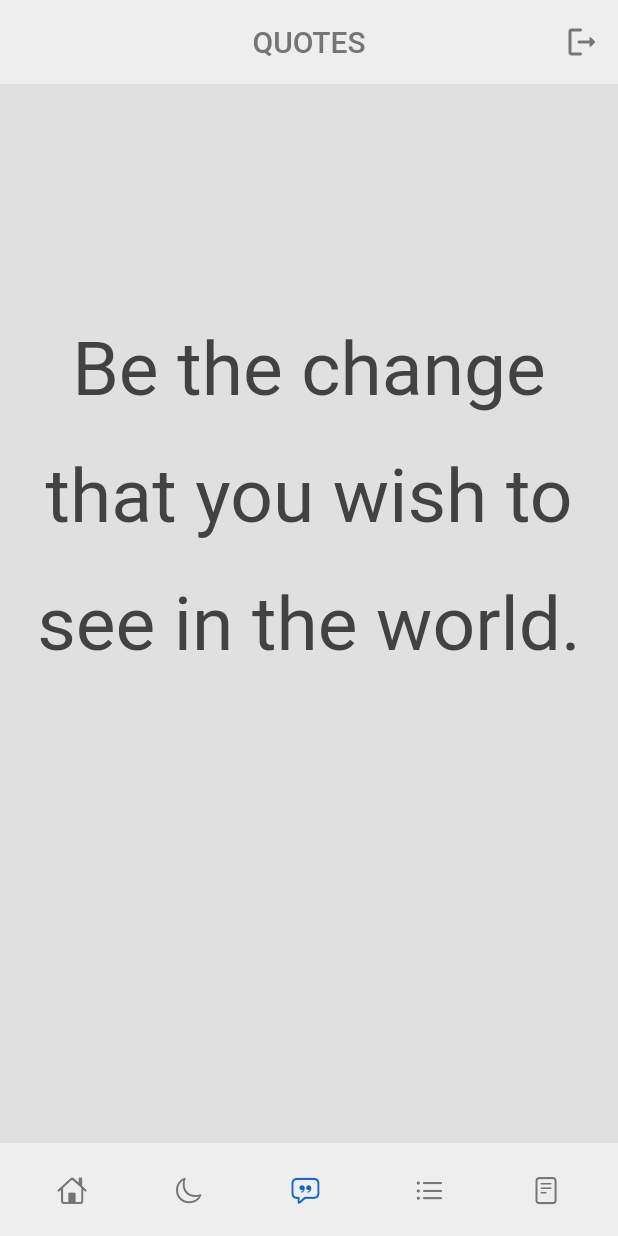
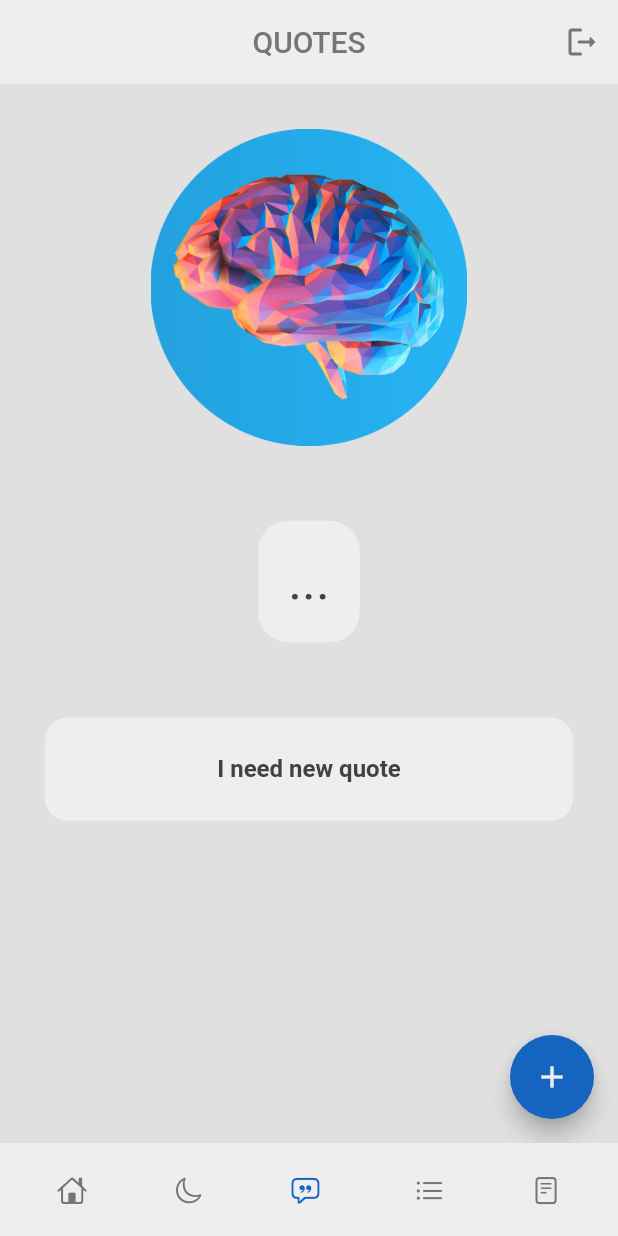
Before and after one commit to shejmanowski/Engineering-Thesis, a Flutter app: the screen it shows once a user with an empty profile is signed in, item 3 of the bottom bar chosen, on a phone screen of 412 x 824 dp. Run offline on Flutter 3.47's test engine with Material 2 defaults, Android fonts, the phone set to English and light mode, and no system bars; drawn by our look-alikes of google_nav_bar; our stand-ins replace cloud_firestore, firebase_auth, firebase_core; accounts and stored records are empty.

Commit message:
add basic quote page

```diff
--- a/source/lib/pages/journal.dart
+++ b/source/lib/pages/journal.dart
@@ -1,6 +1,4 @@
 import 'package:flutter/material.dart';
-import 'package:good_mentality/pages/journal_entry_page.dart';
-import 'package:good_mentality/components/journal_entry_tile.dart';
 
 class JournalPage extends StatelessWidget {
   const JournalPage({super.key});
--- a/source/lib/pages/quotes.dart
+++ b/source/lib/pages/quotes.dart
@@ -1,6 +1,10 @@
-import 'dart:math';
+// ignore_for_file: prefer_const_constructors
 
+import 'package:cloud_firestore/cloud_firestore.dart';
 import 'package:flutter/material.dart';
+import 'package:good_mentality/components/my_button.dart';
+import 'package:good_mentality/components/my_textfield.dart';
+import "dart:math";
 
 class QuotesPage extends StatefulWidget {
   const QuotesPage({super.key});
@@ -10,39 +14,138 @@ class QuotesPage extends StatefulWidget {
 }
 
 class _QuotesPageState extends State<QuotesPage> {
-  final List<String> _quotes = const [
-    "Be the change that you wish to see in the world.",
-    "A day without laughter is a day wasted.",
-    "You talk when you cease to be at peace with your thoughts.",
-    "May you live every day of your life.",
-    "There is nothing either good or bad, but thinking makes it so.",
-  ];
+  final TextEditingController quoteController = TextEditingController();
+  final TextEditingController authorController = TextEditingController();
+  var currentQuote = "...";
 
-  String _pickQuote() {
-    var index = Random().nextInt(5);
-    return _quotes[index];
+  void addQuoteDialogBox() {
+    showDialog(
+      context: context,
+      builder: (context) {
+        return AlertDialog(
+          backgroundColor: Theme.of(context).colorScheme.background,
+          content: SizedBox(
+            height: 230,
+            child: Column(
+                mainAxisAlignment: MainAxisAlignment.spaceEvenly,
+                children: [
+                  MyTextField(
+                    hintText: "Type quote...",
+                    obscureText: false,
+                    controller: quoteController,
+                  ),
+                  MyTextField(
+                    hintText: "Type author...",
+                    obscureText: false,
+                    controller: authorController,
+                  ),
+                  Row(
+                    mainAxisAlignment: MainAxisAlignment.spaceBetween,
+                    children: [
+                      MyButton(
+                        text: "Cancel",
+                        onTap: () {
+                          if (context.mounted) {
+                            Navigator.of(context).pop();
+                            quoteController.clear();
+                            authorController.clear();
+                          }
+                        },
+                      ),
+                      MyButton(
+                        text: "  Add  ",
+                        onTap: () {
+                          createQuoteDocument();
+                          if (context.mounted) {
+                            Navigator.of(context).pop();
+                            quoteController.clear();
+                            authorController.clear();
+                          }
+                        },
+                      ),
+                    ],
+                  )
+                ]),
+          ),
+        );
+      },
+    );
   }
 
-  void _addQuote(String quote) {
-    _quotes.add(quote);
+  Future<void> createQuoteDocument() async {
+    String quote = quoteController.text;
+    String quoteAuthor = authorController.text;
+    if (quote != "" && quoteAuthor != "") {
+      await FirebaseFirestore.instance.collection("Quotes").doc(quote).set({
+        'quote': quote,
+        'quoteAuthor': quoteAuthor,
+      });
+    }
+  }
+
+  Future<void> getRandomQuote() async {
+    setState(() {
+      FirebaseFirestore.instance
+          .collection('Quotes')
+          .get()
+          .then((QuerySnapshot querySnapshot) {
+        var random = Random();
+        currentQuote = querySnapshot.docs
+            .elementAt(random.nextInt(querySnapshot.docs.length))['quote'];
+      });
+    });
   }
 
   @override
   Widget build(BuildContext context) {
-    return Padding(
-      padding: const EdgeInsets.symmetric(vertical: 40, horizontal: 10),
-      child: Column(
-        children: [
-          Padding(
-            padding: const EdgeInsets.symmetric(vertical: 100),
-            child: Text(
-              _pickQuote(),
-              textAlign: TextAlign.center,
-              style: const TextStyle(fontSize: 50, height: 1.7),
+    return Scaffold(
+        backgroundColor: Theme.of(context).colorScheme.background,
+        floatingActionButton: FloatingActionButton(
+          onPressed: addQuoteDialogBox,
+          tooltip: 'Add new quote',
+          backgroundColor: Theme.of(context).colorScheme.secondary,
+          child: Icon(
+            Icons.add,
+            color: Theme.of(context).colorScheme.primary,
+          ),
+        ),
+        body: Padding(
+          padding: const EdgeInsets.all(30),
+          child: SingleChildScrollView(
+            child: Column(
+              mainAxisAlignment: MainAxisAlignment.start,
+              children: [
+                FractionallySizedBox(
+                  widthFactor: 0.6,
+                  child: Image.asset(
+                    'assets/images/brain.png',
+                  ),
+                ),
+                SizedBox(
+                  height: 50,
+                ),
+                Container(
+                  padding: EdgeInsets.all(20),
+                  decoration: BoxDecoration(
+                      color: Theme.of(context).colorScheme.primary,
+                      borderRadius: BorderRadius.circular(20)),
+                  child: Text(
+                    currentQuote,
+                    style: TextStyle(
+                      fontSize: 35,
+                    ),
+                  ),
+                ),
+                SizedBox(
+                  height: 50,
+                ),
+                MyButton(
+                  text: "I need new quote",
+                  onTap: getRandomQuote,
+                ),
+              ],
             ),
           ),
-        ],
-      ),
-    );
+        ));
   }
 }
--- a/source/pubspec.yaml
+++ b/source/pubspec.yaml
@@ -39,6 +39,7 @@ dependencies:
   google_nav_bar: ^5.0.6
   firebase_core: ^2.19.0
   firebase_auth: ^4.11.1
+  cloud_firestore: ^4.13.0
 
 dev_dependencies:
   flutter_test:
@@ -65,6 +66,7 @@ flutter:
   # To add assets to your application, add an assets section, like this:
   assets:
     - assets/icons/
+    - assets/images/
 
   # An image asset can refer to one or more resolution-specific "variants", see
   # https://flutter.dev/assets-and-images/#resolution-aware
```
Also changed, not shown: source/assets/images/brain.jpg (added), source/assets/images/brain.png (added), source/pubspec.lock, 1 other file.
